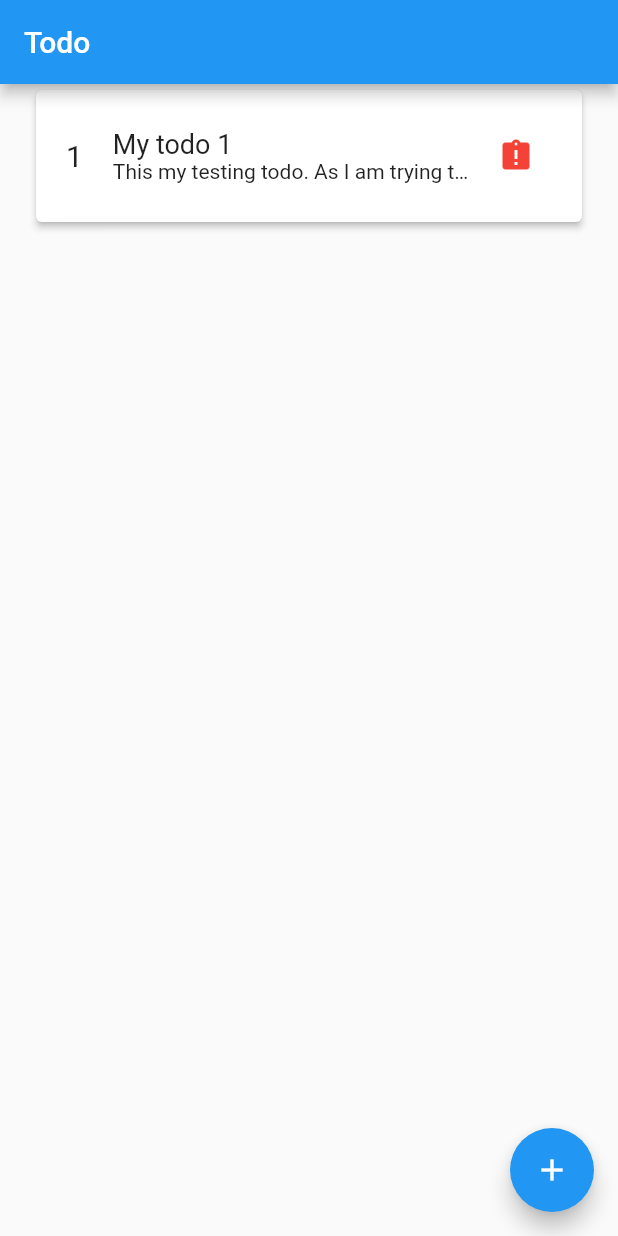
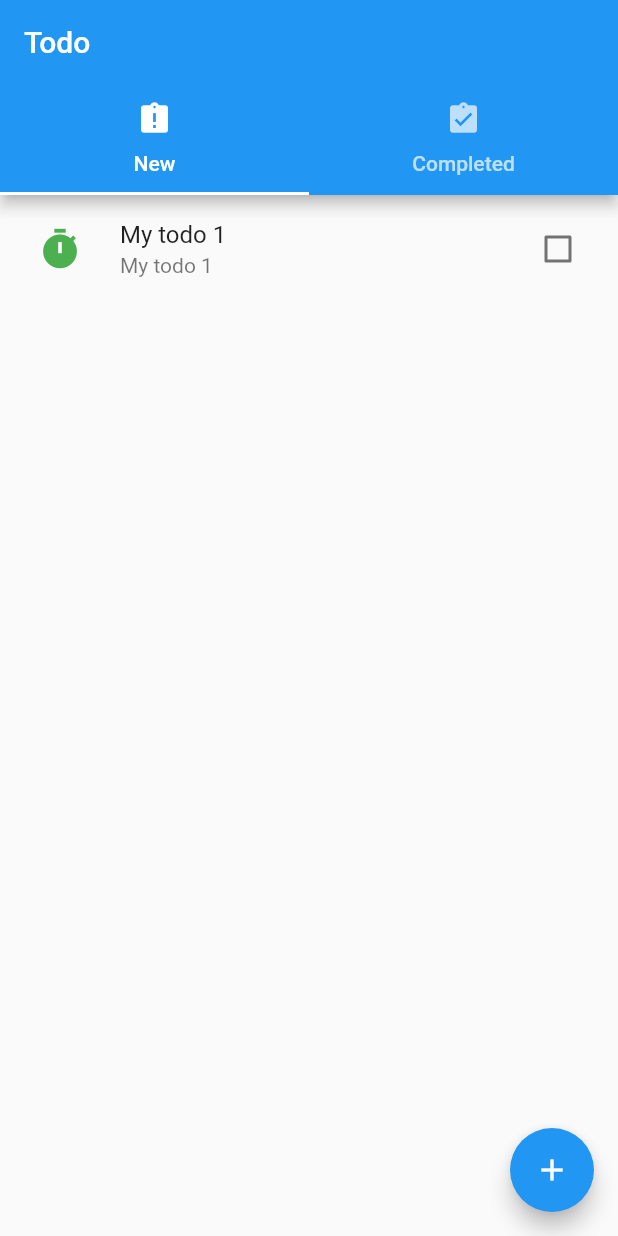
Before and after one commit to Hashir-Umar/flutter, a Flutter app: the screen it shows after launch, after a tap on the "add" icon, on a phone screen of 412 x 824 dp. Run offline on Flutter 3.47's test engine with Material 2 defaults, Android fonts, the phone set to English and light mode, and no system bars.

Commit message:
added tab layout

```diff
--- a/todo_app/lib/main.dart
+++ b/todo_app/lib/main.dart
@@ -1,6 +1,8 @@
 import 'package:flutter/material.dart';
 import 'package:provider/provider.dart';
 import 'package:todo_app/todo/TodoListProvider.dart';
+import 'package:todo_app/ui/TodoListCompleted.dart';
+import 'package:todo_app/ui/TodoListNew.dart';
 
 void main() {
   runApp(MyApp());
@@ -18,83 +20,81 @@ class MyApp extends StatelessWidget {
       debugShowCheckedModeBanner: false,
       home: ChangeNotifierProvider(
         create: (BuildContext context) => TodoListProvider(),
-        child: Home(),
+        child: MyHome(),
       ),
     );
   }
 }
 
-class Home extends StatelessWidget {
+class MyHome extends StatefulWidget {
+  @override
+  _MyHomeState createState() => _MyHomeState();
+}
+
+class _MyHomeState extends State<MyHome> with SingleTickerProviderStateMixin {
+
+  TabController _controller;
+  int _fabIndex;
+
+  @override
+  void initState() {
+    this._fabIndex = 0;
+    this._controller = TabController(length: 2, vsync: this);
+
+    _controller.addListener(() {
+      setState(() {
+        this._fabIndex = _controller.index;
+      });
+    });
+
+    super.initState();
+  }
+
   @override
   Widget build(BuildContext context) {
-    return Scaffold(
-      resizeToAvoidBottomPadding: false,
+    return DefaultTabController(
+      length: 2,
+      initialIndex: 0,
+      child: Scaffold(
         appBar: AppBar(
           title: Text("Todo"),
+          bottom: TabBar(
+            onTap: (index){
+              setState(() {
+                _fabIndex = index;
+              });
+              print(_fabIndex.toString());
+            },
+            controller: _controller,
+            tabs: [
+              Tab(
+                icon: Icon(Icons.assignment_late),
+                text: "New",
               ),
-      body: Container(
-        padding: EdgeInsets.fromLTRB(20.0, 0.0, 20.0, 0),
-        child: Consumer<TodoListProvider>(
-          builder: (context, todo, child) {
-            return ListView.builder(
-              itemCount: todo.todoList.length,
-              itemBuilder: (context, index) {
-                return Card(
-                  elevation: 2,
-                  child: Container(
-                    padding: EdgeInsets.all(20.0),
-                    child: Row(
-                      mainAxisAlignment: MainAxisAlignment.start,
-                      children: <Widget>[
-                        Container(
-                          child: Text(
-                            "${index + 1}",
-                            style: TextStyle(fontSize: 20.0),
-                          ),
-                        ),
-                        Expanded(
-                          flex: 1,
-                          child: Container(
-                            padding: EdgeInsets.fromLTRB(20.0, 0.0, 0.0, 0.0),
-                            child: Column(
-                              crossAxisAlignment: CrossAxisAlignment.start,
-                              children: <Widget>[
-                                Text(
-                                  "${todo.todoList[index].title}",
-                                  style: TextStyle(fontSize: 18.0),
-                                  overflow: TextOverflow.ellipsis,
-                                ),
-                                Text(
-                                  "${todo.todoList[index].description}",
-                                  style: TextStyle(fontSize: 14.0),
-                                  overflow: TextOverflow.ellipsis,
+              Tab(
+                icon: Icon(Icons.assignment_turned_in),
+                text: "Completed",
               ),
             ],
           ),
         ),
-                        ),
-                        Container(
-                          child: IconButton(
-                            icon: Icon(todo.todoList[index].isDone == 1 ? Icons.assignment_turned_in : Icons.assignment_late),
-                            color: todo.todoList[index].isDone == 1 ? Colors.green : Colors.red,
-                            onPressed: () {},
-                          ),
-                        ),
+        body: TabBarView(
+          controller: _controller,
+          children: [
+            TodoListNew(),
+            TodoListCompleted(),
           ],
         ),
-                  ),
-                );
-              },
-            );
+        floatingActionButton: Visibility (
+          child: FloatingActionButton(
+            child: Icon(Icons.add),
+            onPressed: () {
+              Provider.of<TodoListProvider>(context).addTodo("My todo 1",
+                  "This my testing todo. As I am trying to add a new");
             },
           ),
+          visible: this._fabIndex == 0,
         ),
-      floatingActionButton: FloatingActionButton(
-        child: Icon(Icons.add),
-        onPressed: () {
-          Provider.of<TodoListProvider>(context).addTodo(
-              "My todo 1", "This my testing todo. As I am trying to add a new");
-        },
       ),
     );
   }
--- /dev/null
+++ b/todo_app/lib/ui/TodoListNew.dart
@@ -0,0 +1,96 @@
+import 'package:flutter/cupertino.dart';
+import 'package:flutter/material.dart';
+import 'package:provider/provider.dart';
+import 'package:todo_app/todo/TodoListProvider.dart';
+
+class TodoListNew extends StatelessWidget {
+  @override
+  Widget build(BuildContext mContext) {
+    return Container(
+      child: Consumer<TodoListProvider>(
+        builder: (context, todo, child) {
+          return todo.todoList.length == 0
+              ? Center(
+                  child: Column(
+                  mainAxisAlignment: MainAxisAlignment.center,
+                  children: <Widget>[
+                    IconButton(
+                      icon: Icon(Icons.trending_down),
+                      onPressed: () {},
+                      iconSize: 50.0,
+                      color: Colors.grey,
+                    ),
+                    Text(
+                      "Nothing to do",
+                      style: TextStyle(
+                        color: Colors.grey,
+                        fontSize: 16.0,
+                      ),
+                    )
+                  ],
+                ))
+              : ListView.builder(
+                  itemCount: todo.todoList.length,
+                  itemBuilder: (context, index) {
+                    return ListTile(
+                      title: Text(
+                        "${todo.todoList[index].title}",
+                      ),
+                      subtitle: Text(
+                        "${todo.todoList[index].title}",
+                      ),
+                      onLongPress: () async {
+                        showDialog<void>(
+                            context: context,
+                            barrierDismissible: false, // user must tap button!
+                            builder: (BuildContext context) {
+                              return AlertDialog(
+                                title: Text('Delete ?'),
+                                content: Text(
+                                    'Are you sure you want to remove this todo?'),
+                                actions: <Widget>[
+                                  FlatButton(
+                                    child: Text('Yes'),
+                                    textColor: Colors.green,
+                                    onPressed: () {
+                                      Navigator.of(context).pop();
+                                      Provider.of<TodoListProvider>(mContext)
+                                          .remove(index);
+                                    },
+                                  ),
+                                  FlatButton(
+                                    child: Text('No'),
+                                    textColor: Colors.red,
+                                    onPressed: () {
+                                      Navigator.of(context).pop();
+                                    },
+                                  ),
+                                ],
+                              );
+                            });
+                      },
+                      focusColor: Colors.deepPurple,
+                      leading: IconButton(
+                        icon: Icon(
+                          Icons.timer,
+                          color: Colors.green,
+                          size: 30.0,
+                        ),
+                        onPressed: () {},
+                      ),
+                      trailing: Checkbox(
+                        value: todo.todoList[index].isDone == 1,
+                        onChanged: (bool value) {
+                          Provider.of<TodoListProvider>(context)
+                              .complete(index);
+                        },
+                      ),
+                      selected: todo.todoList[index].isDone == 1,
+                    );
+                  },
+                );
+        },
+      ),
+    );
+  }
+}
```
Also changed, not shown: todo_app/lib/todo/TodoListProvider.dart (+15 -0 lines), todo_app/lib/ui/TodoListCompleted.dart (added, +58 -0 lines). Lines whose indentation alone changed are shown as unchanged.
